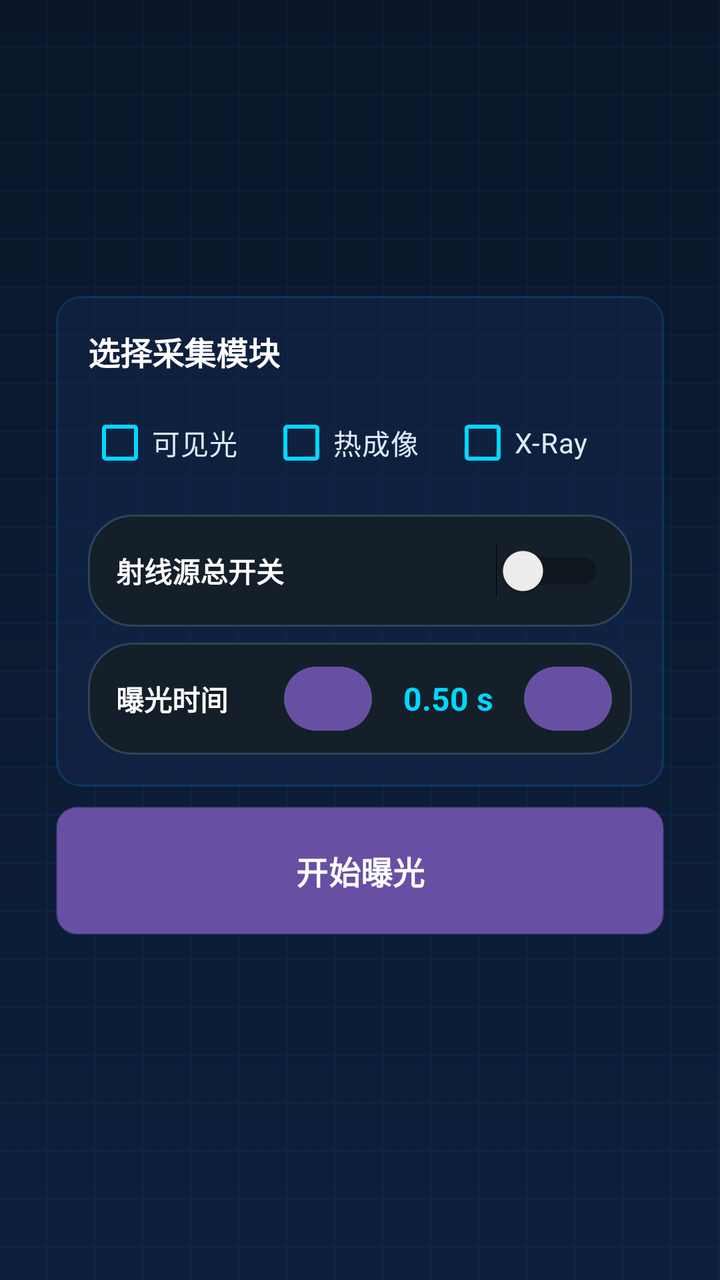
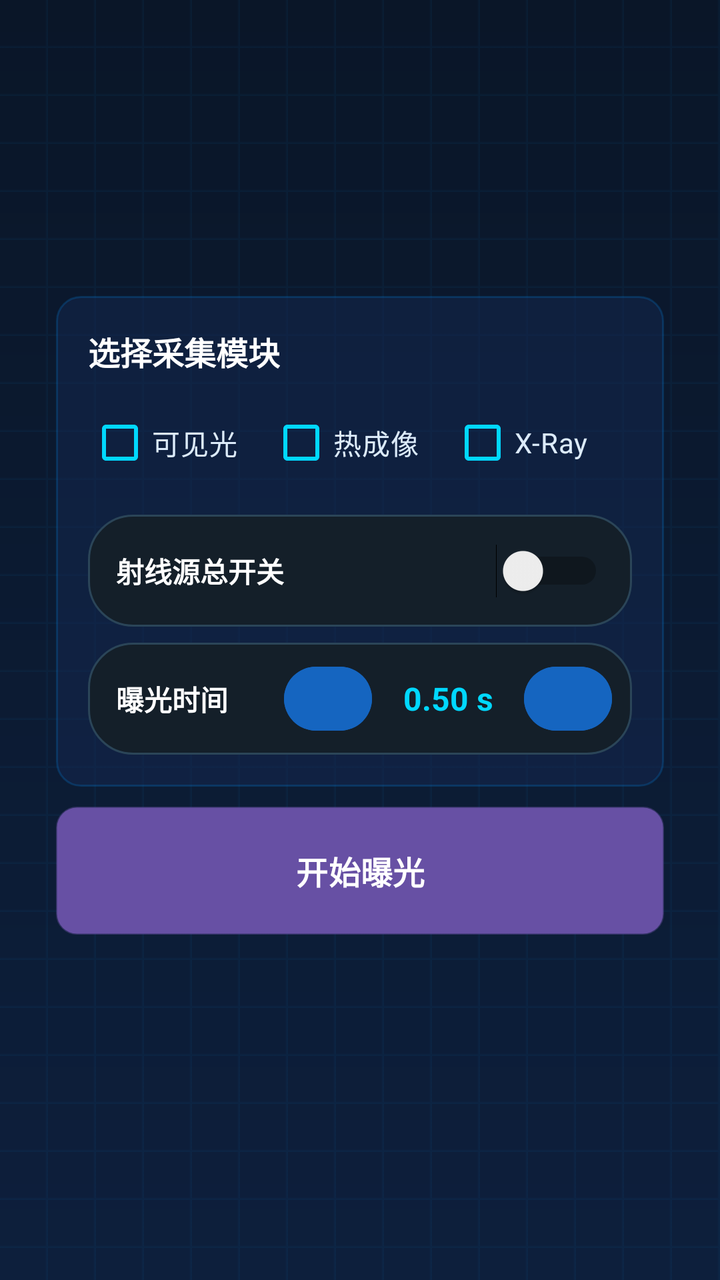

Screens rendered from an Android XML layout before and after an edit, with the pre-edit source and the edit as a unified diff.
<!-- AndroidManifest.xml: application theme Theme.WeiguangDRController -->
<!-- res/layout/fragment_exposure_prepare.xml -->
<?xml version="1.0" encoding="utf-8"?>
<ScrollView xmlns:android="http://schemas.android.com/apk/res/android"
    android:layout_width="match_parent"
    android:layout_height="match_parent"
    android:background="@drawable/bg_root_gradient"
    android:fillViewport="true"
    android:scrollbars="none">

    <LinearLayout
        android:layout_width="match_parent"
        android:layout_height="wrap_content"
        android:gravity="center"
        android:orientation="vertical"
        android:padding="28dp">

        <LinearLayout
            android:layout_width="match_parent"
            android:layout_height="wrap_content"
            android:background="@drawable/bg_card_tech"
            android:orientation="vertical"
            android:padding="16dp">

            <TextView
                android:layout_width="wrap_content"
                android:layout_height="wrap_content"
                android:text="选择采集模块"
                android:textColor="#FFFFFF"
                android:textSize="16sp"
                android:textStyle="bold" />

            <LinearLayout
                android:layout_width="match_parent"
                android:layout_height="wrap_content"
                android:layout_marginTop="10dp"
                android:gravity="center"
                android:orientation="horizontal">

                <CheckBox
                    android:id="@+id/selectCameraCheck"
                    android:layout_width="0dp"
                    android:layout_height="wrap_content"
                    android:layout_weight="1"
                    android:buttonTint="#00D8FF"
                    android:text="可见光"
                    android:textColor="#DCEBFA"
                    android:textSize="14sp" />

                <CheckBox
                    android:id="@+id/selectThermalCheck"
                    android:layout_width="0dp"
                    android:layout_height="wrap_content"
                    android:layout_weight="1"
                    android:buttonTint="#00D8FF"
                    android:text="热成像"
                    android:textColor="#DCEBFA"
                    android:textSize="14sp" />

                <CheckBox
                    android:id="@+id/selectXrayCheck"
                    android:layout_width="0dp"
                    android:layout_height="wrap_content"
                    android:layout_weight="1"
                    android:buttonTint="#00D8FF"
                    android:checked="true"
                    android:text="X-Ray"
                    android:textColor="#DCEBFA"
                    android:textSize="14sp" />
            </LinearLayout>

            <Switch
                android:id="@+id/xrayMasterSwitch"
                android:layout_width="match_parent"
                android:layout_height="56dp"
                android:layout_marginTop="12dp"
                android:background="@drawable/bg_input_box"
                android:paddingStart="14dp"
                android:paddingEnd="14dp"
                android:showText="false"
                android:text="射线源总开关"
                android:textColor="#FFFFFF"
                android:textSize="14sp"
                android:textStyle="bold" />

            <LinearLayout
                android:id="@+id/exposureDurationPanel"
                android:layout_width="match_parent"
                android:layout_height="56dp"
                android:layout_marginTop="8dp"
                android:background="@drawable/bg_input_box"
                android:gravity="center_vertical"
                android:orientation="horizontal"
                android:paddingStart="14dp"
                android:paddingEnd="10dp">

                <TextView
                    android:layout_width="0dp"
                    android:layout_height="wrap_content"
                    android:layout_weight="1"
                    android:text="曝光时间"
                    android:textColor="#FFFFFF"
                    android:textSize="14sp"
                    android:textStyle="bold" />

                <Button
                    android:id="@+id/decreaseExposureButton"
                    android:layout_width="44dp"
                    android:layout_height="40dp"
                    android:minWidth="0dp"
                    android:minHeight="0dp"
                    android:text="−"
                    android:textAllCaps="false"
                    android:textColor="#FFFFFF"
                    android:textSize="20sp" />

                <TextView
                    android:id="@+id/exposureDurationText"
                    android:layout_width="76dp"
                    android:layout_height="wrap_content"
                    android:gravity="center"
                    android:text="0.50 s"
                    android:textColor="#00D8FF"
                    android:textSize="16sp"
                    android:textStyle="bold" />

                <Button
                    android:id="@+id/increaseExposureButton"
                    android:layout_width="44dp"
                    android:layout_height="40dp"
                    android:minWidth="0dp"
                    android:minHeight="0dp"
                    android:text="+"
                    android:textAllCaps="false"
                    android:textColor="#FFFFFF"
                    android:textSize="18sp" />
            </LinearLayout>
        </LinearLayout>

        <Button
            android:id="@+id/exposureButton"
            android:layout_width="match_parent"
            android:layout_height="64dp"
            android:layout_marginTop="10dp"
            android:background="@drawable/bg_exposure_hold"
            android:text="开始曝光"
            android:textAllCaps="false"
            android:textColor="#FFFFFF"
            android:textSize="16sp"
            android:textStyle="bold" />

        <TextView
            android:id="@+id/exposureResultText"
            android:layout_width="match_parent"
            android:layout_height="wrap_content"
            android:layout_marginTop="8dp"
            android:gravity="center"
            android:text=""
            android:textColor="#FFD36A"
            android:textSize="12sp" />
    </LinearLayout>
</ScrollView>
<!-- resources referenced by this layout -->
<resources>
  <!-- drawable bg_card_tech (drawable) -->
  <?xml version="1.0" encoding="utf-8"?>
  <shape xmlns:android="http://schemas.android.com/apk/res/android"
      android:shape="rectangle">
      <solid android:color="#80142850" />
      <corners android:radius="12dp" />
      <stroke
          android:width="1dp"
          android:color="#330096FF" />
  </shape>
  <!-- drawable bg_exposure_hold (drawable) -->
  <?xml version="1.0" encoding="utf-8"?>
  <selector xmlns:android="http://schemas.android.com/apk/res/android">
      <item android:state_pressed="true">
          <shape android:shape="rectangle">
              <gradient android:angle="0" android:startColor="#FF8A00" android:endColor="#FFB800" />
              <corners android:radius="10dp" />
              <stroke android:width="2dp" android:color="#FFFFD36A" />
          </shape>
      </item>
      <item>
          <shape android:shape="rectangle">
              <gradient android:angle="0" android:startColor="#007ACC" android:endColor="#00B4FF" />
              <corners android:radius="10dp" />
              <stroke android:width="1dp" android:color="#6600D8FF" />
          </shape>
      </item>
  </selector>
  <!-- drawable bg_input_box (drawable) -->
  <?xml version="1.0" encoding="utf-8"?>
  <shape xmlns:android="http://schemas.android.com/apk/res/android">
      <solid android:color="#141F29" />
      <corners android:radius="22dp" />
      <stroke
          android:width="1dp"
          android:color="#2B4558" />
  </shape>
  <!-- drawable bg_root_gradient (drawable) -->
  <?xml version="1.0" encoding="utf-8"?>
  <layer-list xmlns:android="http://schemas.android.com/apk/res/android">
      <item>
          <shape android:shape="rectangle">
              <gradient
                  android:angle="270"
                  android:startColor="#0A1628"
                  android:endColor="#0D1F3C" />
          </shape>
      </item>
      <item>
          <bitmap
              android:gravity="fill"
              android:src="@drawable/grid_pattern"
              android:tileMode="repeat" />
      </item>
  </layer-list>
  <style name="Theme.WeiguangDRController" parent="Base.Theme.WeiguangDRController" />
  <!-- drawable grid_pattern: png bitmap (drawable, 115 bytes) -->
  <style name="Base.Theme.WeiguangDRController" parent="Theme.Material3.DayNight.NoActionBar">
          
          
      </style>
</resources>

<!-- the commit's change to res/layout/fragment_exposure_prepare.xml (unified diff, before → after) -->
@@ -105,9 +105,10 @@
                     android:id="@+id/decreaseExposureButton"
                     android:layout_width="44dp"
                     android:layout_height="40dp"
+                    android:backgroundTint="#1565C0"
                     android:minWidth="0dp"
                     android:minHeight="0dp"
-                    android:text="−"
+                    android:text="-"
                     android:textAllCaps="false"
                     android:textColor="#FFFFFF"
                     android:textSize="20sp" />
@@ -126,6 +127,7 @@
                     android:id="@+id/increaseExposureButton"
                     android:layout_width="44dp"
                     android:layout_height="40dp"
+                    android:backgroundTint="#1565C0"
                     android:minWidth="0dp"
                     android:minHeight="0dp"
                     android:text="+"
